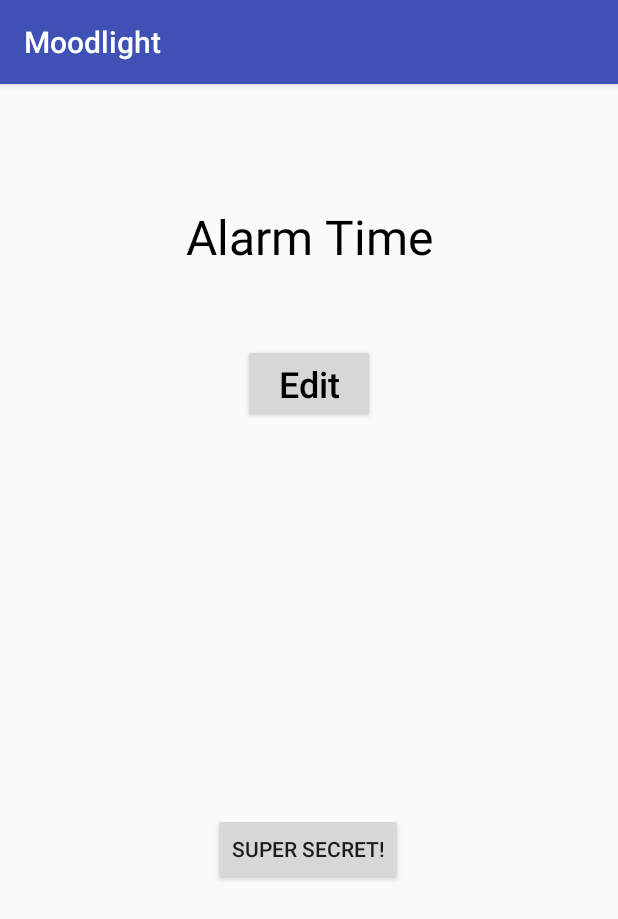
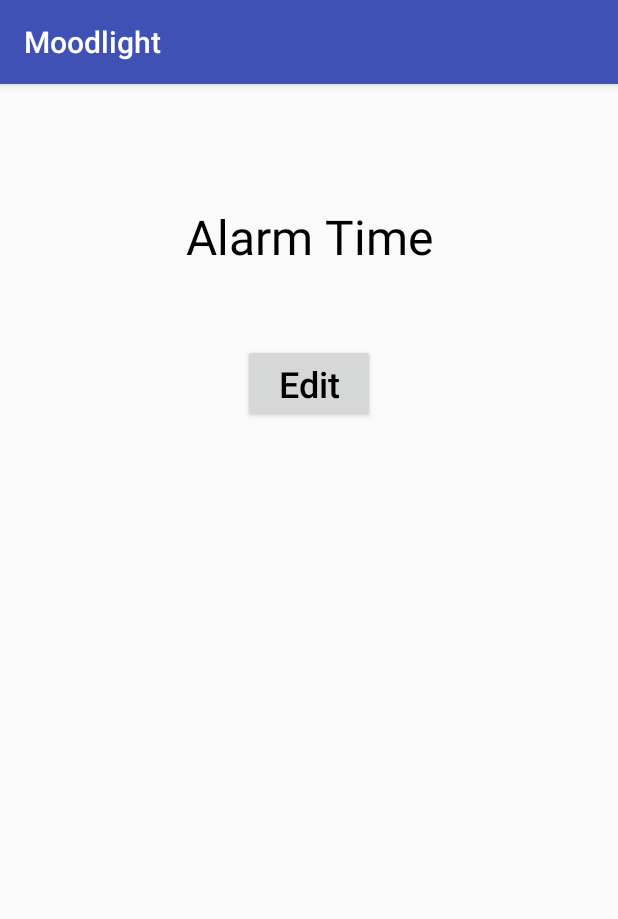
Before and after one commit to spectre3141/ETP2, an Android app: the AlarmActivity screen opened directly, with no data from a screen before it, on a phone screen of 412 x 824 dp. Shown: the top 919 px of the screen. Run offline under Robolectric (Android 15) with nearby library versions, the phone set to English and light mode, and no system bars; libraries missing offline, so code that uses them is left out: app.akexorcist.bluetotohspp; 2 statements that could not run were skipped.

Commit message:
super secret was never there

```diff
--- a/android_app/ETP_Moodlight/app/src/main/java/com/zhaw/schoejo2/etp_moodlight/AlarmActivity.java
+++ b/android_app/ETP_Moodlight/app/src/main/java/com/zhaw/schoejo2/etp_moodlight/AlarmActivity.java
@@ -23,7 +23,6 @@ public class AlarmActivity extends AppCompatActivity implements TimePickerDialog
     // GUI instances
     TextView timeText;
     Button timeButton;
-    Button secretButton;
 
     @Override
     public void onCreate(Bundle savedInstanceState) {
@@ -49,7 +48,6 @@ public class AlarmActivity extends AppCompatActivity implements TimePickerDialog
         /* GUI initialization */
         timeText = (TextView) findViewById(R.id.timeText);
         timeButton = (Button) findViewById(R.id.timeButton);
-        secretButton = (Button) findViewById(R.id.secretButton);
 
         timeButton.setOnClickListener(new View.OnClickListener() {
             @Override
@@ -59,12 +57,6 @@ public class AlarmActivity extends AppCompatActivity implements TimePickerDialog
             }
         });
 
-        secretButton.setOnClickListener(new View.OnClickListener() {
-            @Override
-            public void onClick(View v) {
-                sendAlarmTime(1);
-            }
-        });
     }
 
     @Override
--- a/android_app/ETP_Moodlight/app/src/main/res/layout/activity_alarm.xml
+++ b/android_app/ETP_Moodlight/app/src/main/res/layout/activity_alarm.xml
@@ -34,18 +34,4 @@
         app:layout_constraintStart_toStartOf="parent"
         app:layout_constraintEnd_toEndOf="parent" />
 
-    <Button
-        android:id="@+id/secretButton"
-        android:layout_width="wrap_content"
-        android:layout_height="wrap_content"
-        android:layout_marginBottom="106dp"
-        android:layout_marginEnd="149dp"
-        android:layout_marginStart="147dp"
-        android:layout_marginTop="131dp"
-        android:text="@string/Button_Secret"
-        app:layout_constraintBottom_toBottomOf="parent"
-        app:layout_constraintEnd_toEndOf="parent"
-        app:layout_constraintStart_toStartOf="parent"
-        app:layout_constraintTop_toBottomOf="@+id/timeButton" />
-
 </android.support.constraint.ConstraintLayout>
--- a/android_app/ETP_Moodlight/app/src/main/res/values/strings.xml
+++ b/android_app/ETP_Moodlight/app/src/main/res/values/strings.xml
@@ -11,5 +11,4 @@
     <string name="Text_Value">Color</string>
     <string name="Text_Commit">Commit</string>
     <string name="Text_Time">Alarm Time</string>
-    <string name="Button_Secret">super secret!</string>
 </resources>
```
Also changed, not shown: 1 other file.
